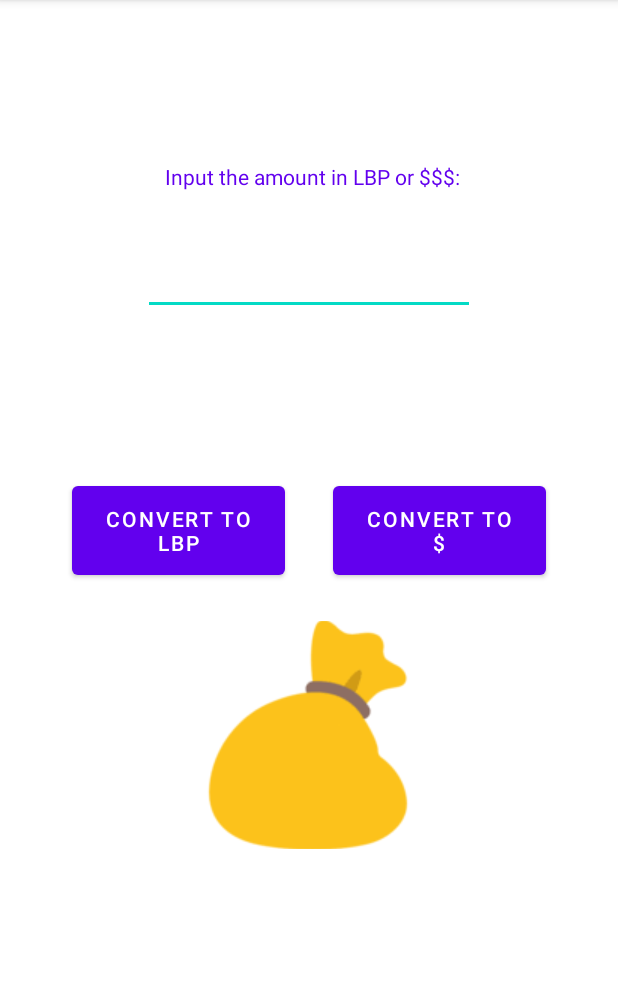
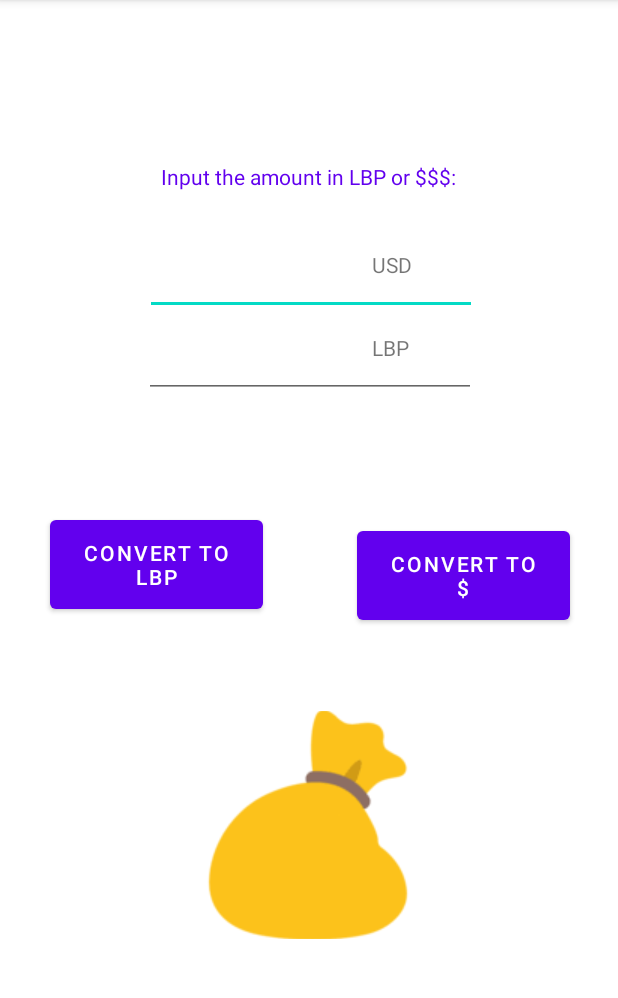
Before and after one commit to larissa-abboud/currency_converter_assignment1, an Android app: the screen it shows after launch (MainActivity), on a phone screen of 412 x 824 dp, the part 84-1082 px from its top. Run offline under Robolectric (Android 15) with nearby library versions, the phone set to English and light mode, and no system bars.

Commit message:
added a plain text, changed code

```diff
--- a/csc498_assignment1_currency_converter/app/src/main/java/com/lausp/csc498_assignment1_currency_converter/MainActivity.java
+++ b/csc498_assignment1_currency_converter/app/src/main/java/com/lausp/csc498_assignment1_currency_converter/MainActivity.java
@@ -2,7 +2,6 @@ package com.lausp.csc498_assignment1_currency_converter;
 
 import androidx.appcompat.app.AppCompatActivity;
 
-import android.media.Image;
 import android.os.Bundle;
 import android.view.View;
 import android.widget.Button;
@@ -12,7 +11,7 @@ import android.widget.TextView;
 import android.widget.Toast;
 
 public class MainActivity extends AppCompatActivity {
-    EditText addAmount;
+    EditText addAmount1;
     private TextView result;
     int amount;
     Button convertToLBP;
@@ -20,6 +19,7 @@ public class MainActivity extends AppCompatActivity {
 
     double results;
     ImageView money_bag;
+    EditText addAmount2;
 
 
 
@@ -29,14 +29,22 @@ public class MainActivity extends AppCompatActivity {
     protected void onCreate(Bundle savedInstanceState) {
         super.onCreate(savedInstanceState);
         setContentView(R.layout.activity_main);
-        addAmount = (EditText) findViewById(R.id.first);
+        addAmount1 = (EditText) findViewById(R.id.first);
         money_bag = (ImageView) findViewById(R.id.moneyBag);
-
+        addAmount2 = (EditText) findViewById(R.id.second);
 
         results =0;
         result = (TextView) findViewById(R.id.result);
 
     }
+    public void reset(View v){
+        addAmount2.setText("");
+        addAmount1.setText("");
+
+
+        show(v);
+    }
+
 
     public boolean isInt(String n){
         if (n == null)
@@ -67,20 +75,21 @@ public class MainActivity extends AppCompatActivity {
     }
 
 
-
+/** user inputs in dollar box, and presses dollar should show same amount
+ * user input dollar an d preses the  lbp amount  should show  calculated amount
+ * */
     // add button to specify if lbp or usd (boolean )
     public void convertToLBP(View v) {
         //boolean flag  ;
-        String given = addAmount.getText().toString();
+        String given = addAmount1.getText().toString();
         if (isInt(given)) {
-            int amount = Integer.parseInt(addAmount.getText().toString());
+            int amount = Integer.parseInt(addAmount1.getText().toString());
             results = amount * 22000;
-            String m = (String.valueOf(results)) + " LBP";
+            String m = (String.valueOf(results)) ;
             money_bag.animate().alpha(0).setDuration(25);
-
-
+            addAmount2.setText(m);
             result.setText(m);
-            addAmount.setText("");
+            addAmount1.setText("");
             Toast.makeText(getApplicationContext(), "successfully converted to lbp", Toast.LENGTH_SHORT).show();
 
         }
@@ -97,14 +106,17 @@ public class MainActivity extends AppCompatActivity {
 
 
     public void convertToDollars(View v){
-        String given = addAmount.getText().toString();
+        String given = addAmount2.getText().toString();
         if (isDouble(given)) {
-            double amount = Double.parseDouble(addAmount.getText().toString());
+            double amount = Double.parseDouble(addAmount2.getText().toString());
             results = ((amount) / 22000);
-            String m1 = (String.format("%.2f", results)) + " USD";
+            String m1 = (String.format("%.2f", results)) ;
             money_bag.animate().alpha(0).setDuration(25);
+            addAmount1.setText(m1);
             result.setText(m1);
-            addAmount.setText("");
+            addAmount2.setText("");
+
+
             Toast.makeText(getApplicationContext(), "successfully converted to $$", Toast.LENGTH_SHORT).show();
         }
         else{
--- a/csc498_assignment1_currency_converter/app/src/main/res/layout/activity_main.xml
+++ b/csc498_assignment1_currency_converter/app/src/main/res/layout/activity_main.xml
@@ -15,8 +15,9 @@
         android:layout_marginEnd="101dp"
         android:ems="10"
         android:inputType="textPersonName"
-        android:onClick="show"
+        android:onClick="reset"
         app:layout_constraintEnd_toEndOf="parent"
+        app:layout_constraintHorizontal_bias="0.416"
         app:layout_constraintStart_toStartOf="parent"
         app:layout_constraintTop_toTopOf="parent" />
 
@@ -24,35 +25,30 @@
         android:id="@+id/button2"
         android:layout_width="142dp"
         android:layout_height="71dp"
-        android:layout_marginStart="48dp"
         android:layout_marginTop="108dp"
-        android:layout_marginEnd="16dp"
-        android:layout_marginBottom="108dp"
         android:onClick="convertToLBP"
         android:text="convert to lbp"
         android:textColorLink="@color/teal_700"
         app:layout_constraintBottom_toTopOf="@+id/moneyBag"
-        app:layout_constraintEnd_toStartOf="@+id/button3"
-        app:layout_constraintHorizontal_bias="1.0"
+        app:layout_constraintEnd_toEndOf="@+id/button3"
+        app:layout_constraintHorizontal_bias="0.139"
         app:layout_constraintStart_toStartOf="parent"
         app:layout_constraintTop_toBottomOf="@+id/first"
-        app:layout_constraintVertical_bias="0.0" />
+        app:layout_constraintVertical_bias="0.271" />
 
     <Button
         android:id="@+id/button3"
         android:layout_width="142dp"
         android:layout_height="71dp"
-        android:layout_marginStart="16dp"
-        android:layout_marginTop="103dp"
-        android:layout_marginEnd="48dp"
         android:layout_marginBottom="71dp"
         android:onClick="convertToDollars"
         android:text="convert to $"
         app:layout_constraintBottom_toTopOf="@+id/result"
         app:layout_constraintEnd_toEndOf="parent"
-        app:layout_constraintStart_toEndOf="@+id/button2"
+        app:layout_constraintHorizontal_bias="0.881"
+        app:layout_constraintStart_toStartOf="parent"
         app:layout_constraintTop_toBottomOf="@+id/first"
-        app:layout_constraintVertical_bias="0.092" />
+        app:layout_constraintVertical_bias="0.656" />
 
     <TextView
         android:id="@+id/result"
@@ -62,9 +58,10 @@
         android:layout_marginEnd="95dp"
         app:layout_constraintBottom_toBottomOf="parent"
         app:layout_constraintEnd_toEndOf="parent"
+        app:layout_constraintHorizontal_bias="0.428"
         app:layout_constraintStart_toStartOf="parent"
         app:layout_constraintTop_toBottomOf="@+id/button2"
-        app:layout_constraintVertical_bias="0.343" />
+        app:layout_constraintVertical_bias="0.479" />
 
     <TextView
         android:id="@+id/textView"
@@ -78,20 +75,62 @@
         android:textColor="@color/purple_500"
         app:layout_constraintBottom_toTopOf="@+id/first"
         app:layout_constraintEnd_toEndOf="parent"
+        app:layout_constraintHorizontal_bias="0.529"
         app:layout_constraintStart_toStartOf="parent"
-        app:layout_constraintTop_toTopOf="parent" />
+        app:layout_constraintTop_toTopOf="parent"
+        app:layout_constraintVertical_bias="0.0" />
 
     <ImageButton
         android:id="@+id/moneyBag"
         android:layout_width="156dp"
         android:layout_height="152dp"
         android:alpha="1"
+        android:onClick="show"
         app:layout_constraintBottom_toBottomOf="parent"
         app:layout_constraintEnd_toEndOf="parent"
         app:layout_constraintHorizontal_bias="0.498"
         app:layout_constraintStart_toStartOf="parent"
-        app:layout_constraintTop_toBottomOf="@+id/button3"
-        app:layout_constraintVertical_bias="0.109"
+        app:layout_constraintTop_toBottomOf="@+id/textView"
+        app:layout_constraintVertical_bias="0.71"
         app:srcCompat="@drawable/money_b" />
 
+    <EditText
+        android:id="@+id/second"
+        android:layout_width="221dp"
+        android:layout_height="55dp"
+        android:layout_marginBottom="73dp"
+        android:ems="10"
+        android:inputType="textPersonName"
+        android:onClick="reset"
+        app:layout_constraintBottom_toTopOf="@+id/button2"
+        app:layout_constraintEnd_toEndOf="parent"
+        app:layout_constraintHorizontal_bias="0.505"
+        app:layout_constraintStart_toStartOf="parent"
+        app:layout_constraintTop_toBottomOf="@+id/first"
+        app:layout_constraintVertical_bias="0.0" />
+
+    <TextView
+        android:id="@+id/textView2"
+        android:layout_width="69dp"
+        android:layout_height="26dp"
+        android:text="LBP"
+        app:layout_constraintBottom_toBottomOf="@+id/second"
+        app:layout_constraintEnd_toEndOf="@+id/second"
+        app:layout_constraintHorizontal_bias="1.0"
+        app:layout_constraintStart_toStartOf="@+id/second"
+        app:layout_constraintTop_toBottomOf="@+id/first"
+        app:layout_constraintVertical_bias="0.413" />
+
+    <TextView
+        android:id="@+id/textView3"
+        android:layout_width="68dp"
+        android:layout_height="19dp"
+        android:text="USD"
+        app:layout_constraintBottom_toBottomOf="@+id/first"
+        app:layout_constraintEnd_toEndOf="@+id/first"
+        app:layout_constraintHorizontal_bias="0.986"
+        app:layout_constraintStart_toStartOf="@+id/first"
+        app:layout_constraintTop_toTopOf="@+id/first"
+        app:layout_constraintVertical_bias="0.384" />
+
 </androidx.constraintlayout.widget.ConstraintLayout>
```
